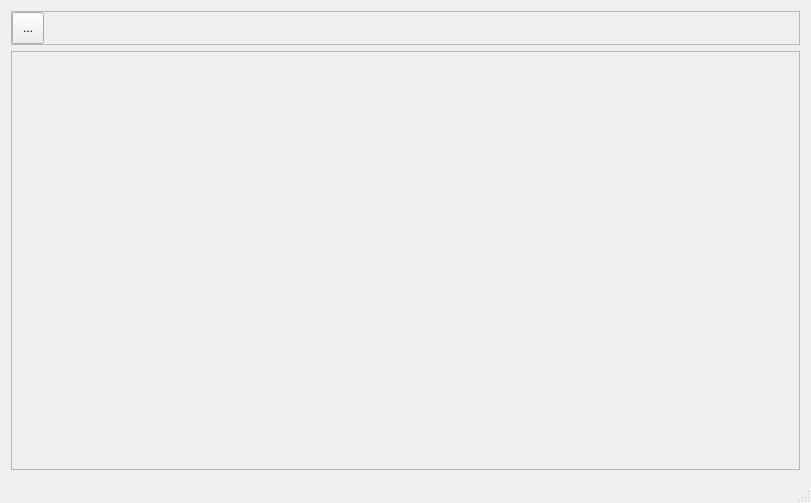
Before: the Qt Designer form mainwindow.ui in zhaohuarong/webdownloader, drawn with Qt 5.
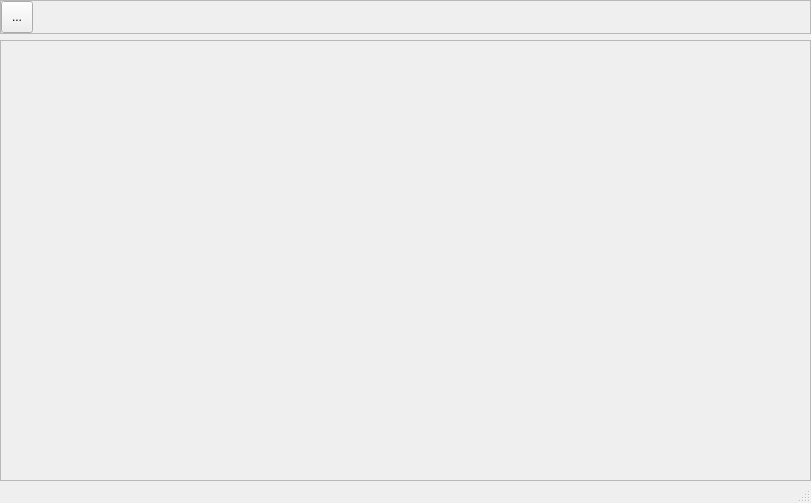
After: the same form once the commit is applied.

```diff
--- a/mainwindow.ui
+++ b/mainwindow.ui
@@ -15,6 +15,18 @@
   </property>
   <widget class="QWidget" name="centralWidget">
    <layout class="QVBoxLayout" name="verticalLayout">
+    <property name="leftMargin">
+     <number>0</number>
+    </property>
+    <property name="topMargin">
+     <number>0</number>
+    </property>
+    <property name="rightMargin">
+     <number>0</number>
+    </property>
+    <property name="bottomMargin">
+     <number>0</number>
+    </property>
     <item>
      <widget class="QFrame" name="action_frame">
       <property name="frameShape">
```
